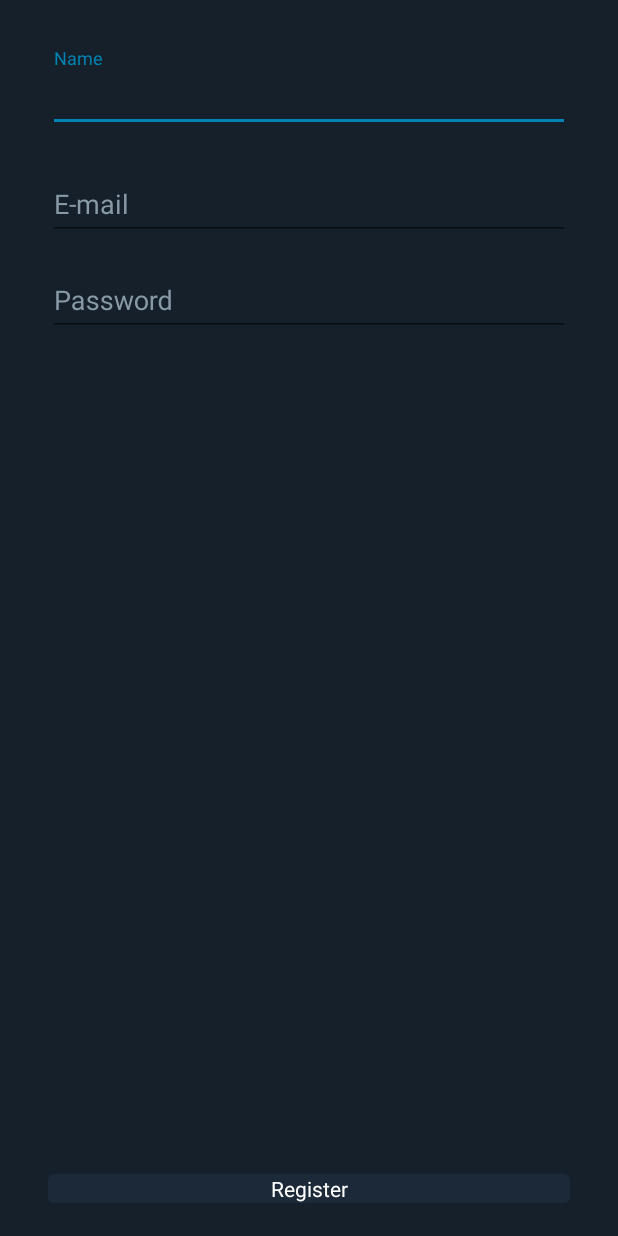
After one commit to jomavf/ClanBattles, an Android app: the layout activity_sign_up.xml on its own in the app's theme, with its tools: preview values and no code run, on a phone screen of 412 x 824 dp. The commit adds this screen. Run offline under Robolectric (Android 15) with nearby library versions, the phone set to English and light mode, and no system bars; Roboto replaces fonts that are not available here.

```diff
--- a/app/build.gradle
+++ b/app/build.gradle
@@ -43,6 +43,7 @@ dependencies {
     implementation 'com.android.support:design:28.0.0-alpha1'
     implementation 'com.android.support:support-v4:28.0.0-alpha1'
 
+
     //Url Image library
     implementation 'com.github.bumptech.glide:glide:4.8.0'
 
--- /dev/null
+++ b/app/src/main/res/layout/activity_sign_up.xml
@@ -0,0 +1,76 @@
+<?xml version="1.0" encoding="utf-8"?>
+<android.support.constraint.ConstraintLayout xmlns:android="http://schemas.android.com/apk/res/android"
+    xmlns:app="http://schemas.android.com/apk/res-auto"
+    xmlns:tools="http://schemas.android.com/tools"
+    android:layout_width="match_parent"
+    android:layout_height="match_parent"
+    tools:context=".viewcontrollers.activities.SignUpActivity">
+
+    <android.support.design.button.MaterialButton
+        android:layout_width="match_parent"
+        android:layout_height="wrap_content"
+        android:layout_marginBottom="16dp"
+        android:layout_marginEnd="32dp"
+        android:layout_marginStart="32dp"
+        android:text="@string/register_string"
+        android:textAlignment="center"
+        app:layout_constraintBottom_toBottomOf="parent"
+        app:layout_constraintEnd_toEndOf="parent"
+        app:layout_constraintStart_toStartOf="parent" />
+
+    <android.support.design.widget.TextInputLayout
+        android:id="@+id/textInputLayout"
+        android:layout_width="0dp"
+        android:layout_height="wrap_content"
+        android:layout_marginEnd="32dp"
+        android:layout_marginStart="32dp"
+        android:layout_marginTop="32dp"
+        android:textColorHint="@color/colorDisabledText"
+        app:layout_constraintEnd_toEndOf="parent"
+        app:layout_constraintStart_toStartOf="parent"
+        app:layout_constraintTop_toTopOf="parent">
+
+        <android.support.design.widget.TextInputEditText
+            android:layout_width="match_parent"
+            android:layout_height="wrap_content"
+            android:hint="Name" />
+    </android.support.design.widget.TextInputLayout>
+
+    <android.support.design.widget.TextInputLayout
+        android:id="@+id/textInputLayout2"
+        android:layout_width="0dp"
+        android:layout_height="wrap_content"
+        android:layout_marginEnd="32dp"
+        android:layout_marginStart="32dp"
+        android:layout_marginTop="16dp"
+        android:textColorHint="@color/colorDisabledText"
+        app:layout_constraintEnd_toEndOf="parent"
+        app:layout_constraintStart_toStartOf="parent"
+        app:layout_constraintTop_toBottomOf="@+id/textInputLayout">
+
+        <android.support.design.widget.TextInputEditText
+            android:layout_width="match_parent"
+            android:layout_height="wrap_content"
+            android:hint="E-mail"
+            android:singleLine="true" />
+    </android.support.design.widget.TextInputLayout>
+
+
+    <android.support.design.widget.TextInputLayout
+        android:layout_width="0dp"
+        android:layout_height="wrap_content"
+        android:layout_marginEnd="32dp"
+        android:layout_marginStart="32dp"
+        android:layout_marginTop="8dp"
+        android:textColorHint="@color/colorDisabledText"
+        app:layout_constraintEnd_toEndOf="parent"
+        app:layout_constraintStart_toStartOf="parent"
+        app:layout_constraintTop_toBottomOf="@+id/textInputLayout2">
+
+        <android.support.design.widget.TextInputEditText
+            android:layout_width="match_parent"
+            android:layout_height="wrap_content"
+            android:hint="Password" />
+    </android.support.design.widget.TextInputLayout>
+
+</android.support.constraint.ConstraintLayout>
--- a/app/src/main/res/layout/content_login.xml
+++ b/app/src/main/res/layout/content_login.xml
@@ -127,7 +127,7 @@
         android:layout_height="wrap_content"
         android:layout_marginEnd="28dp"
         android:layout_marginStart="32dp"
-        android:layout_marginTop="8dp"
+        android:layout_marginTop="16dp"
         android:textAlignment="center"
         app:layout_constraintEnd_toEndOf="parent"
         app:layout_constraintStart_toStartOf="parent"
--- a/app/src/main/res/menu/navigation.xml
+++ b/app/src/main/res/menu/navigation.xml
@@ -20,6 +20,6 @@
     <item
         android:id="@+id/navigation_favorites"
         android:icon="@drawable/ic_outline_mail_24px"
-        android:title="@string/chat"/>
+        android:title="@string/notification"/>
 
 </menu>
--- a/app/src/main/res/values/strings.xml
+++ b/app/src/main/res/values/strings.xml
@@ -5,7 +5,7 @@
     <string name="mock_text">MockText</string>
     <string name="title_activity_onboarding">OnboardingActivity</string>
     <string name="map">Map</string>
-    <string name="chat">Chat</string>
+    <string name="notification">Notification</string>
     <string name="rank">Rank</string>
     <string name="search">Search</string>
     <string name="settings">Settings</string>
@@ -25,5 +25,6 @@
     <string name="userImageView">userImageView</string>
     <string name="account">Account</string>
     <string name="username">mockUsername</string>
+    <string name="register_string">Register</string>
 
 </resources>
```
Also changed, not shown: app/src/main/AndroidManifest.xml (+8 -5 lines), app/src/main/java/com/zetagh/clanbattles/viewcontrollers/activities/AddPublicationActivity.kt (+25 -68 lines), app/src/main/java/com/zetagh/clanbattles/viewcontrollers/activities/LoginActivity.kt (+26 -2 lines), app/src/main/java/com/zetagh/clanbattles/viewcontrollers/activities/MainActivity.kt (+12 -12 lines), app/src/main/java/com/zetagh/clanbattles/viewcontrollers/activities/SignUpActivity.kt (added, +13 -0 lines), app/src/main/java/com/zetagh/clanbattles/viewcontrollers/fragments/RankFragment.kt (+2 -18 lines), app/src/main/res/drawable/ic_notifications_none_black_24dp.xml (added, +9 -0 lines), app/src/main/res/layout/item_publication.xml (+7 -7 lines).
